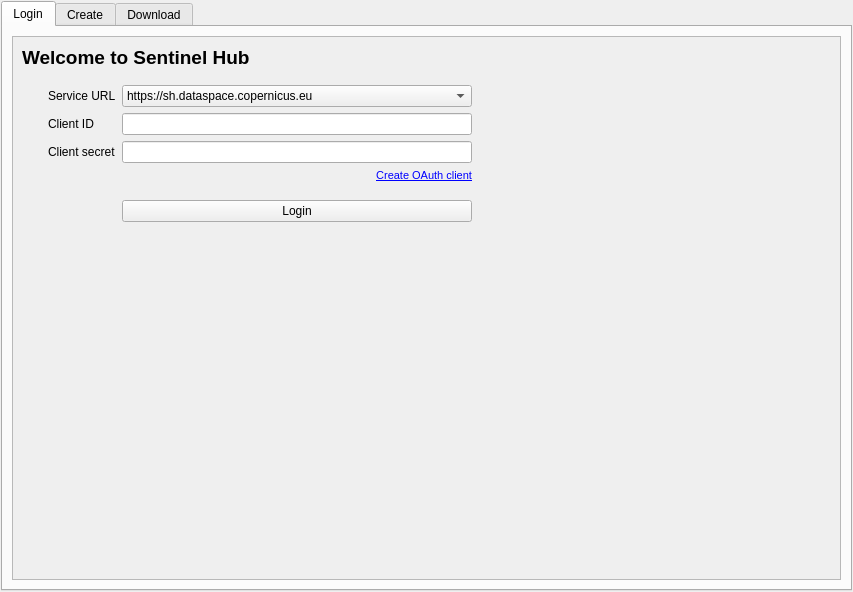
This is SentinelHub/dockwidget.ui in sentinel-hub/sentinelhub-qgis-plugin as Qt 5 draws it before an edit. The edited form follows.
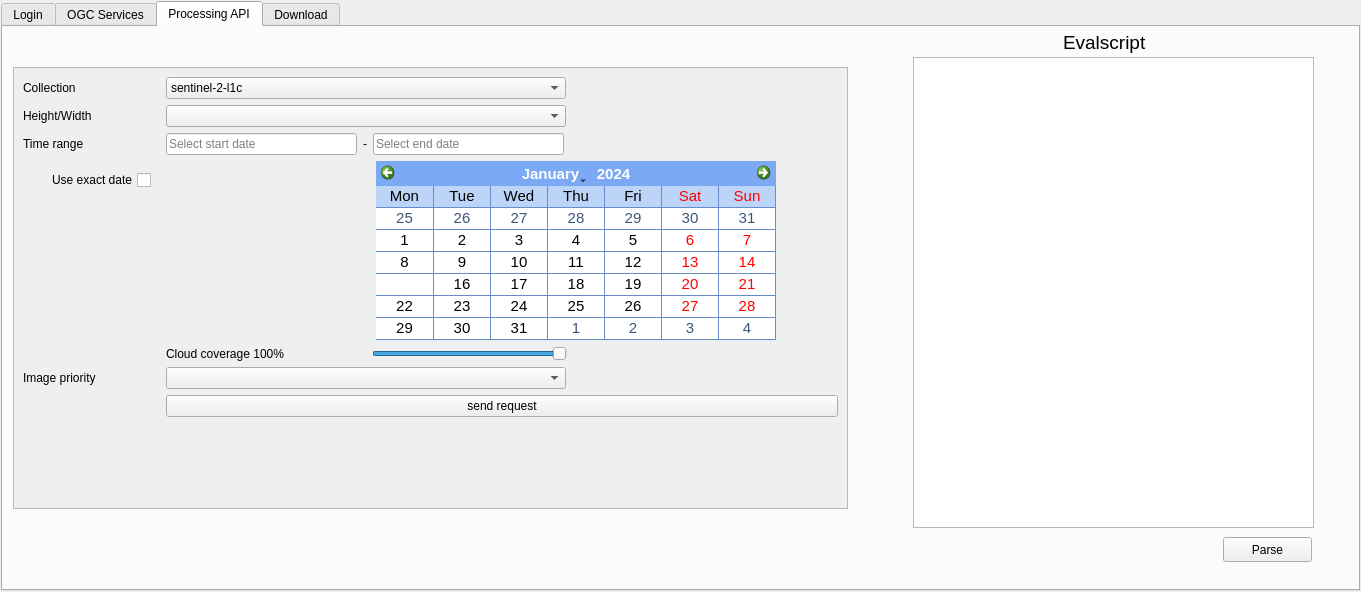
This is the edited form.

Commit message: Add experimental POC for adding processing API to the plugin

The edit to the form file:
```diff
--- a/SentinelHub/dockwidget.ui
+++ b/SentinelHub/dockwidget.ui
@@ -6,7 +6,7 @@
    <rect>
     <x>0</x>
     <y>0</y>
-    <width>853</width>
+    <width>1361</width>
     <height>592</height>
    </rect>
   </property>
@@ -38,7 +38,7 @@
          </sizepolicy>
         </property>
         <property name="currentIndex">
-         <number>0</number>
+         <number>2</number>
         </property>
         <widget class="QWidget" name="loginTab">
          <property name="mouseTracking">
@@ -70,7 +70,7 @@
               <rect>
                <x>0</x>
                <y>0</y>
-               <width>825</width>
+               <width>1333</width>
                <height>518</height>
               </rect>
              </property>
@@ -275,7 +275,7 @@
         </widget>
         <widget class="QWidget" name="createTab">
          <attribute name="title">
-          <string>Create</string>
+          <string>OGC Services</string>
          </attribute>
          <layout class="QGridLayout" name="gridLayout_2">
           <property name="leftMargin">
@@ -1366,6 +1366,977 @@
           </item>
          </layout>
         </widget>
+        <widget class="QWidget" name="tab">
+         <attribute name="title">
+          <string>Processing API</string>
+         </attribute>
+         <widget class="QTextEdit" name="textEdit">
+          <property name="geometry">
+           <rect>
+            <x>910</x>
+            <y>30</y>
+            <width>401</width>
+            <height>471</height>
+           </rect>
+          </property>
+          <property name="html">
+           <string>&lt;!DOCTYPE HTML PUBLIC &quot;-//W3C//DTD HTML 4.0//EN&quot; &quot;http://www.w3.org/TR/REC-html40/strict.dtd&quot;&gt;
+&lt;html&gt;&lt;head&gt;&lt;meta name=&quot;qrichtext&quot; content=&quot;1&quot; /&gt;&lt;style type=&quot;text/css&quot;&gt;
+p, li { white-space: pre-wrap; }
+&lt;/style&gt;&lt;/head&gt;&lt;body style=&quot; font-family:'Ubuntu'; font-size:11pt; font-weight:400; font-style:normal;&quot;&gt;
+&lt;p style=&quot;-qt-paragraph-type:empty; margin-top:0px; margin-bottom:0px; margin-left:0px; margin-right:0px; -qt-block-indent:0; text-indent:0px;&quot;&gt;&lt;br /&gt;&lt;/p&gt;&lt;/body&gt;&lt;/html&gt;</string>
+          </property>
+         </widget>
+         <widget class="QLabel" name="label">
+          <property name="geometry">
+           <rect>
+            <x>1060</x>
+            <y>0</y>
+            <width>101</width>
+            <height>31</height>
+           </rect>
+          </property>
+          <property name="text">
+           <string>&lt;html&gt;&lt;head/&gt;&lt;body&gt;&lt;p&gt;&lt;span style=&quot; font-size:14pt;&quot;&gt;Evalscript&lt;/span&gt;&lt;/p&gt;&lt;/body&gt;&lt;/html&gt;</string>
+          </property>
+         </widget>
+         <widget class="QScrollArea" name="createScrollArea_2">
+          <property name="geometry">
+           <rect>
+            <x>10</x>
+            <y>40</y>
+            <width>835</width>
+            <height>442</height>
+           </rect>
+          </property>
+          <property name="sizePolicy">
+           <sizepolicy hsizetype="Preferred" vsizetype="Preferred">
+            <horstretch>0</horstretch>
+            <verstretch>0</verstretch>
+           </sizepolicy>
+          </property>
+          <property name="verticalScrollBarPolicy">
+           <enum>Qt::ScrollBarAsNeeded</enum>
+          </property>
+          <property name="horizontalScrollBarPolicy">
+           <enum>Qt::ScrollBarAsNeeded</enum>
+          </property>
+          <property name="widgetResizable">
+           <bool>true</bool>
+          </property>
+          <widget class="QWidget" name="scrollAreaWidgetContents_3">
+           <property name="geometry">
+            <rect>
+             <x>0</x>
+             <y>0</y>
+             <width>833</width>
+             <height>440</height>
+            </rect>
+           </property>
+           <layout class="QGridLayout" name="gridLayout_10">
+            <item row="10" column="2">
+             <widget class="QComboBox" name="priorityComboBox_2">
+              <property name="minimumSize">
+               <size>
+                <width>400</width>
+                <height>0</height>
+               </size>
+              </property>
+              <property name="maximumSize">
+               <size>
+                <width>400</width>
+                <height>16777215</height>
+               </size>
+              </property>
+             </widget>
+            </item>
+            <item row="8" column="0">
+             <widget class="QWidget" name="verticalCalendarWidget_2" native="true">
+              <property name="enabled">
+               <bool>true</bool>
+              </property>
+              <property name="minimumSize">
+               <size>
+                <width>137</width>
+                <height>100</height>
+               </size>
+              </property>
+              <property name="baseSize">
+               <size>
+                <width>0</width>
+                <height>0</height>
+               </size>
+              </property>
+              <layout class="QVBoxLayout" name="verticalLayout_2">
+               <item>
+                <widget class="QCheckBox" name="exactDateCheckBox_2">
+                 <property name="layoutDirection">
+                  <enum>Qt::RightToLeft</enum>
+                 </property>
+                 <property name="text">
+                  <string>Use exact date</string>
+                 </property>
+                </widget>
+               </item>
+               <item>
+                <spacer name="verticalCalendarSpacer_2">
+                 <property name="orientation">
+                  <enum>Qt::Vertical</enum>
+                 </property>
+                 <property name="sizeHint" stdset="0">
+                  <size>
+                   <width>20</width>
+                   <height>40</height>
+                  </size>
+                 </property>
+                </spacer>
+               </item>
+              </layout>
+             </widget>
+            </item>
+            <item row="12" column="2">
+             <spacer name="verticalSpacer_3">
+              <property name="orientation">
+               <enum>Qt::Vertical</enum>
+              </property>
+              <property name="sizeHint" stdset="0">
+               <size>
+                <width>20</width>
+                <height>40</height>
+               </size>
+              </property>
+             </spacer>
+            </item>
+            <item row="8" column="2">
+             <layout class="QHBoxLayout" name="horizontalLayout_9">
+              <item>
+               <widget class="QLabel" name="calendarSpacer_2">
+                <property name="minimumSize">
+                 <size>
+                  <width>204</width>
+                  <height>0</height>
+                 </size>
+                </property>
+                <property name="maximumSize">
+                 <size>
+                  <width>204</width>
+                  <height>16777215</height>
+                 </size>
+                </property>
+                <property name="text">
+                 <string/>
+                </property>
+               </widget>
+              </item>
+              <item>
+               <widget class="QCalendarWidget" name="calendarWidget_2">
+                <property name="minimumSize">
+                 <size>
+                  <width>400</width>
+                  <height>0</height>
+                 </size>
+                </property>
+                <property name="maximumSize">
+                 <size>
+                  <width>400</width>
+                  <height>200</height>
+                 </size>
+                </property>
+                <property name="palette">
+                 <palette>
+                  <active>
+                   <colorrole role="WindowText">
+                    <brush brushstyle="SolidPattern">
+                     <color alpha="255">
+                      <red>0</red>
+                      <green>0</green>
+                      <blue>0</blue>
+                     </color>
+                    </brush>
+                   </colorrole>
+                   <colorrole role="Button">
+                    <brush brushstyle="SolidPattern">
+                     <color alpha="255">
+                      <red>123</red>
+                      <green>169</green>
+                      <blue>243</blue>
+                     </color>
+                    </brush>
+                   </colorrole>
+                   <colorrole role="Light">
+                    <brush brushstyle="SolidPattern">
+                     <color alpha="255">
+                      <red>239</red>
+                      <green>245</green>
+                      <blue>255</blue>
+                     </color>
+                    </brush>
+                   </colorrole>
+                   <colorrole role="Midlight">
+                    <brush brushstyle="SolidPattern">
+                     <color alpha="255">
+                      <red>181</red>
+                      <green>207</green>
+                      <blue>249</blue>
+                     </color>
+                    </brush>
+                   </colorrole>
+                   <colorrole role="Dark">
+                    <brush brushstyle="SolidPattern">
+                     <color alpha="255">
+                      <red>61</red>
+                      <green>84</green>
+                      <blue>121</blue>
+                     </color>
+                    </brush>
+                   </colorrole>
+                   <colorrole role="Mid">
+                    <brush brushstyle="SolidPattern">
+                     <color alpha="255">
+                      <red>82</red>
+                      <green>112</green>
+                      <blue>162</blue>
+                     </color>
+                    </brush>
+                   </colorrole>
+                   <colorrole role="Text">
+                    <brush brushstyle="SolidPattern">
+                     <color alpha="255">
+                      <red>0</red>
+                      <green>0</green>
+                      <blue>0</blue>
+                     </color>
+                    </brush>
+                   </colorrole>
+                   <colorrole role="BrightText">
+                    <brush brushstyle="SolidPattern">
+                     <color alpha="255">
+                      <red>255</red>
+                      <green>255</green>
+                      <blue>255</blue>
+                     </color>
+                    </brush>
+                   </colorrole>
+                   <colorrole role="ButtonText">
+                    <brush brushstyle="SolidPattern">
+                     <color alpha="255">
+                      <red>0</red>
+                      <green>0</green>
+                      <blue>0</blue>
+                     </color>
+                    </brush>
+                   </colorrole>
+                   <colorrole role="Base">
+                    <brush brushstyle="SolidPattern">
+                     <color alpha="255">
+                      <red>255</red>
+                      <green>255</green>
+                      <blue>255</blue>
+                     </color>
+                    </brush>
+                   </colorrole>
+                   <colorrole role="Window">
+                    <brush brushstyle="SolidPattern">
+                     <color alpha="255">
+                      <red>123</red>
+                      <green>169</green>
+                      <blue>243</blue>
+                     </color>
+                    </brush>
+                   </colorrole>
+                   <colorrole role="Shadow">
+                    <brush brushstyle="SolidPattern">
+                     <color alpha="255">
+                      <red>0</red>
+                      <green>0</green>
+                      <blue>0</blue>
+                     </color>
+                    </brush>
+                   </colorrole>
+                   <colorrole role="Highlight">
+                    <brush brushstyle="SolidPattern">
+                     <color alpha="0">
+                      <red>181</red>
+                      <green>218</green>
+                      <blue>255</blue>
+                     </color>
+                    </brush>
+                   </colorrole>
+                   <colorrole role="AlternateBase">
+                    <brush brushstyle="SolidPattern">
+                     <color alpha="255">
+                      <red>189</red>
+                      <green>212</green>
+                      <blue>249</blue>
+                     </color>
+                    </brush>
+                   </colorrole>
+                   <colorrole role="ToolTipBase">
+                    <brush brushstyle="SolidPattern">
+                     <color alpha="255">
+                      <red>255</red>
+                      <green>255</green>
+                      <blue>220</blue>
+                     </color>
+                    </brush>
+                   </colorrole>
+                   <colorrole role="ToolTipText">
+                    <brush brushstyle="SolidPattern">
+                     <color alpha="255">
+                      <red>0</red>
+                      <green>0</green>
+                      <blue>0</blue>
+                     </color>
+                    </brush>
+                   </colorrole>
+                   <colorrole role="PlaceholderText">
+                    <brush brushstyle="NoBrush">
+                     <color alpha="128">
+                      <red>0</red>
+                      <green>0</green>
+                      <blue>0</blue>
+                     </color>
+                    </brush>
+                   </colorrole>
+                  </active>
+                  <inactive>
+                   <colorrole role="WindowText">
+                    <brush brushstyle="SolidPattern">
+                     <color alpha="255">
+                      <red>0</red>
+                      <green>0</green>
+                      <blue>0</blue>
+                     </color>
+                    </brush>
+                   </colorrole>
+                   <colorrole role="Button">
+                    <brush brushstyle="SolidPattern">
+                     <color alpha="255">
+                      <red>123</red>
+                      <green>169</green>
+                      <blue>243</blue>
+                     </color>
+                    </brush>
+                   </colorrole>
+                   <colorrole role="Light">
+                    <brush brushstyle="SolidPattern">
+                     <color alpha="255">
+                      <red>239</red>
+                      <green>245</green>
+                      <blue>255</blue>
+                     </color>
+                    </brush>
+                   </colorrole>
+                   <colorrole role="Midlight">
+                    <brush brushstyle="SolidPattern">
+                     <color alpha="255">
+                      <red>181</red>
+                      <green>207</green>
+                      <blue>249</blue>
+                     </color>
+                    </brush>
+                   </colorrole>
+                   <colorrole role="Dark">
+                    <brush brushstyle="SolidPattern">
+                     <color alpha="255">
+                      <red>61</red>
+                      <green>84</green>
+                      <blue>121</blue>
+                     </color>
+                    </brush>
+                   </colorrole>
+                   <colorrole role="Mid">
+                    <brush brushstyle="SolidPattern">
+                     <color alpha="255">
+                      <red>82</red>
+                      <green>112</green>
+                      <blue>162</blue>
+                     </color>
+                    </brush>
+                   </colorrole>
+                   <colorrole role="Text">
+                    <brush brushstyle="SolidPattern">
+                     <color alpha="255">
+                      <red>0</red>
+                      <green>0</green>
+                      <blue>0</blue>
+                     </color>
+                    </brush>
+                   </colorrole>
+                   <colorrole role="BrightText">
+                    <brush brushstyle="SolidPattern">
+                     <color alpha="255">
+                      <red>255</red>
+                      <green>255</green>
+                      <blue>255</blue>
+                     </color>
+                    </brush>
+                   </colorrole>
+                   <colorrole role="ButtonText">
+                    <brush brushstyle="SolidPattern">
+                     <color alpha="255">
+                      <red>0</red>
+                      <green>0</green>
+                      <blue>0</blue>
+                     </color>
+                    </brush>
+                   </colorrole>
+                   <colorrole role="Base">
+                    <brush brushstyle="SolidPattern">
+                     <color alpha="255">
+                      <red>255</red>
+                      <green>255</green>
+                      <blue>255</blue>
+                     </color>
+                    </brush>
+                   </colorrole>
+                   <colorrole role="Window">
+                    <brush brushstyle="SolidPattern">
+                     <color alpha="255">
+                      <red>123</red>
+                      <green>169</green>
+                      <blue>243</blue>
+                     </color>
+                    </brush>
+                   </colorrole>
+                   <colorrole role="Shadow">
+                    <brush brushstyle="SolidPattern">
+                     <color alpha="255">
+                      <red>0</red>
+                      <green>0</green>
+                      <blue>0</blue>
+                     </color>
+                    </brush>
+                   </colorrole>
+                   <colorrole role="Highlight">
+                    <brush brushstyle="SolidPattern">
+                     <color alpha="0">
+                      <red>181</red>
+                      <green>218</green>
+                      <blue>255</blue>
+                     </color>
+                    </brush>
+                   </colorrole>
+                   <colorrole role="AlternateBase">
+                    <brush brushstyle="SolidPattern">
+                     <color alpha="255">
+                      <red>189</red>
+                      <green>212</green>
+                      <blue>249</blue>
+                     </color>
+                    </brush>
+                   </colorrole>
+                   <colorrole role="ToolTipBase">
+                    <brush brushstyle="SolidPattern">
+                     <color alpha="255">
+                      <red>255</red>
+                      <green>255</green>
+                      <blue>220</blue>
+                     </color>
+                    </brush>
+                   </colorrole>
+                   <colorrole role="ToolTipText">
+                    <brush brushstyle="SolidPattern">
+                     <color alpha="255">
+                      <red>0</red>
+                      <green>0</green>
+                      <blue>0</blue>
+                     </color>
+                    </brush>
+                   </colorrole>
+                   <colorrole role="PlaceholderText">
+                    <brush brushstyle="NoBrush">
+                     <color alpha="128">
+                      <red>0</red>
+                      <green>0</green>
+                      <blue>0</blue>
+                     </color>
+                    </brush>
+                   </colorrole>
+                  </inactive>
+                  <disabled>
+                   <colorrole role="WindowText">
+                    <brush brushstyle="SolidPattern">
+                     <color alpha="255">
+                      <red>61</red>
+                      <green>84</green>
+                      <blue>121</blue>
+                     </color>
+                    </brush>
+                   </colorrole>
+                   <colorrole role="Button">
+                    <brush brushstyle="SolidPattern">
+                     <color alpha="255">
+                      <red>123</red>
+                      <green>169</green>
+                      <blue>243</blue>
+                     </color>
+                    </brush>
+                   </colorrole>
+                   <colorrole role="Light">
+                    <brush brushstyle="SolidPattern">
+                     <color alpha="255">
+                      <red>239</red>
+                      <green>245</green>
+                      <blue>255</blue>
+                     </color>
+                    </brush>
+                   </colorrole>
+                   <colorrole role="Midlight">
+                    <brush brushstyle="SolidPattern">
+                     <color alpha="255">
+                      <red>181</red>
+                      <green>207</green>
+                      <blue>249</blue>
+                     </color>
+                    </brush>
+                   </colorrole>
+                   <colorrole role="Dark">
+                    <brush brushstyle="SolidPattern">
+                     <color alpha="255">
+                      <red>61</red>
+                      <green>84</green>
+                      <blue>121</blue>
+                     </color>
+                    </brush>
+                   </colorrole>
+                   <colorrole role="Mid">
+                    <brush brushstyle="SolidPattern">
+                     <color alpha="255">
+                      <red>82</red>
+                      <green>112</green>
+                      <blue>162</blue>
+                     </color>
+                    </brush>
+                   </colorrole>
+                   <colorrole role="Text">
+                    <brush brushstyle="SolidPattern">
+                     <color alpha="255">
+                      <red>61</red>
+                      <green>84</green>
+                      <blue>121</blue>
+                     </color>
+                    </brush>
+                   </colorrole>
+                   <colorrole role="BrightText">
+                    <brush brushstyle="SolidPattern">
+                     <color alpha="255">
+                      <red>255</red>
+                      <green>255</green>
+                      <blue>255</blue>
+                     </color>
+                    </brush>
+                   </colorrole>
+                   <colorrole role="ButtonText">
+                    <brush brushstyle="SolidPattern">
+                     <color alpha="255">
+                      <red>61</red>
+                      <green>84</green>
+                      <blue>121</blue>
+                     </color>
+                    </brush>
+                   </colorrole>
+                   <colorrole role="Base">
+                    <brush brushstyle="SolidPattern">
+                     <color alpha="255">
+                      <red>123</red>
+                      <green>169</green>
+                      <blue>243</blue>
+                     </color>
+                    </brush>
+                   </colorrole>
+                   <colorrole role="Window">
+                    <brush brushstyle="SolidPattern">
+                     <color alpha="255">
+                      <red>123</red>
+                      <green>169</green>
+                      <blue>243</blue>
+                     </color>
+                    </brush>
+                   </colorrole>
+                   <colorrole role="Shadow">
+                    <brush brushstyle="SolidPattern">
+                     <color alpha="255">
+                      <red>0</red>
+                      <green>0</green>
+                      <blue>0</blue>
+                     </color>
+                    </brush>
+                   </colorrole>
+                   <colorrole role="Highlight">
+                    <brush brushstyle="SolidPattern">
+                     <color alpha="255">
+                      <red>212</red>
+                      <green>212</green>
+                      <blue>212</blue>
+                     </color>
+                    </brush>
+                   </colorrole>
+                   <colorrole role="AlternateBase">
+                    <brush brushstyle="SolidPattern">
+                     <color alpha="255">
+                      <red>123</red>
+                      <green>169</green>
+                      <blue>243</blue>
+                     </color>
+                    </brush>
+                   </colorrole>
+                   <colorrole role="ToolTipBase">
+                    <brush brushstyle="SolidPattern">
+                     <color alpha="255">
+                      <red>255</red>
+                      <green>255</green>
+                      <blue>220</blue>
+                     </color>
+                    </brush>
+                   </colorrole>
+                   <colorrole role="ToolTipText">
+                    <brush brushstyle="SolidPattern">
+                     <color alpha="255">
+                      <red>0</red>
+                      <green>0</green>
+                      <blue>0</blue>
+                     </color>
+                    </brush>
+                   </colorrole>
+                   <colorrole role="PlaceholderText">
+                    <brush brushstyle="NoBrush">
+                     <color alpha="128">
+                      <red>0</red>
+                      <green>0</green>
+                      <blue>0</blue>
+                     </color>
+                    </brush>
+                   </colorrole>
+                  </disabled>
+                 </palette>
+                </property>
+                <property name="font">
+                 <font>
+                  <pointsize>11</pointsize>
+                 </font>
+                </property>
+                <property name="cursor">
+                 <cursorShape>ArrowCursor</cursorShape>
+                </property>
+                <property name="focusPolicy">
+                 <enum>Qt::StrongFocus</enum>
+                </property>
+                <property name="layoutDirection">
+                 <enum>Qt::LeftToRight</enum>
+                </property>
+                <property name="autoFillBackground">
+                 <bool>true</bool>
+                </property>
+                <property name="inputMethodHints">
+                 <set>Qt::ImhNone</set>
+                </property>
+                <property name="minimumDate">
+                 <date>
+                  <year>1979</year>
+                  <month>1</month>
+                  <day>1</day>
+                 </date>
+                </property>
+                <property name="gridVisible">
+                 <bool>true</bool>
+                </property>
+                <property name="selectionMode">
+                 <enum>QCalendarWidget::SingleSelection</enum>
+                </property>
+                <property name="horizontalHeaderFormat">
+                 <enum>QCalendarWidget::ShortDayNames</enum>
+                </property>
+                <property name="verticalHeaderFormat">
+                 <enum>QCalendarWidget::NoVerticalHeader</enum>
+                </property>
+                <property name="navigationBarVisible">
+                 <bool>true</bool>
+                </property>
+                <property name="dateEditEnabled">
+                 <bool>true</bool>
+                </property>
+               </widget>
+              </item>
+              <item>
+               <spacer name="horizontalSpacer_4">
+                <property name="orientation">
+                 <enum>Qt::Horizontal</enum>
+                </property>
+                <property name="sizeHint" stdset="0">
+                 <size>
+                  <width>40</width>
+                  <height>0</height>
+                 </size>
+                </property>
+               </spacer>
+              </item>
+             </layout>
+            </item>
+            <item row="7" column="2">
+             <layout class="QHBoxLayout" name="horizontalLayout_4">
+              <item>
+               <widget class="QLineEdit" name="startTimeLineEdit_2">
+                <property name="minimumSize">
+                 <size>
+                  <width>191</width>
+                  <height>0</height>
+                 </size>
+                </property>
+                <property name="maximumSize">
+                 <size>
+                  <width>191</width>
+                  <height>25</height>
+                 </size>
+                </property>
+                <property name="cursor">
+                 <cursorShape>PointingHandCursor</cursorShape>
+                </property>
+                <property name="focusPolicy">
+                 <enum>Qt::ClickFocus</enum>
+                </property>
+                <property name="text">
+                 <string/>
+                </property>
+                <property name="readOnly">
+                 <bool>false</bool>
+                </property>
+                <property name="placeholderText">
+                 <string>Select start date</string>
+                </property>
+                <property name="clearButtonEnabled">
+                 <bool>true</bool>
+                </property>
+               </widget>
+              </item>
+              <item>
+               <widget class="QLabel" name="timeLabel_2">
+                <property name="text">
+                 <string>-</string>
+                </property>
+               </widget>
+              </item>
+              <item>
+               <widget class="QLineEdit" name="endTimeLineEdit_2">
+                <property name="minimumSize">
+                 <size>
+                  <width>191</width>
+                  <height>0</height>
+                 </size>
+                </property>
+                <property name="maximumSize">
+                 <size>
+                  <width>191</width>
+                  <height>25</height>
+                 </size>
+                </property>
+                <property name="cursor">
+                 <cursorShape>PointingHandCursor</cursorShape>
+                </property>
+                <property name="focusPolicy">
+                 <enum>Qt::ClickFocus</enum>
+                </property>
+                <property name="inputMask">
+                 <string/>
+                </property>
+                <property name="text">
+                 <string/>
+                </property>
+                <property name="readOnly">
+                 <bool>false</bool>
+                </property>
+                <property name="placeholderText">
+                 <string>Select end date</string>
+                </property>
+                <property name="clearButtonEnabled">
+                 <bool>true</bool>
+                </property>
+               </widget>
+              </item>
+              <item>
+               <spacer name="horizontalSpacer_6">
+                <property name="orientation">
+                 <enum>Qt::Horizontal</enum>
+                </property>
+                <property name="sizeHint" stdset="0">
+                 <size>
+                  <width>40</width>
+                  <height>0</height>
+                 </size>
+                </property>
+               </spacer>
+              </item>
+             </layout>
+            </item>
+            <item row="9" column="2">
+             <layout class="QHBoxLayout" name="horizontalLayout_5">
+              <item>
+               <widget class="QLabel" name="maxccLabel_2">
+                <property name="minimumSize">
+                 <size>
+                  <width>200</width>
+                  <height>0</height>
+                 </size>
+                </property>
+                <property name="maximumSize">
+                 <size>
+                  <width>200</width>
+                  <height>16777215</height>
+                 </size>
+                </property>
+                <property name="text">
+                 <string>Cloud coverage 100%</string>
+                </property>
+                <property name="indent">
+                 <number>-1</number>
+                </property>
+               </widget>
+              </item>
+              <item>
+               <widget class="QSlider" name="maxccSlider_2">
+                <property name="minimumSize">
+                 <size>
+                  <width>195</width>
+                  <height>0</height>
+                 </size>
+                </property>
+                <property name="maximumSize">
+                 <size>
+                  <width>195</width>
+                  <height>16777215</height>
+                 </size>
+                </property>
+                <property name="maximum">
+                 <number>100</number>
+                </property>
+                <property name="value">
+                 <number>100</number>
+                </property>
+                <property name="sliderPosition">
+                 <number>100</number>
+                </property>
+                <property name="orientation">
+                 <enum>Qt::Horizontal</enum>
+                </property>
+               </widget>
+              </item>
+              <item>
+               <spacer name="maxccSpacer_2">
+                <property name="orientation">
+                 <enum>Qt::Horizontal</enum>
+                </property>
+                <property name="sizeHint" stdset="0">
+                 <size>
+                  <width>40</width>
+                  <height>0</height>
+                 </size>
+                </property>
+               </spacer>
+              </item>
+             </layout>
+            </item>
+            <item row="10" column="0">
+             <widget class="QLabel" name="priorityLabel_2">
+              <property name="text">
+               <string>Image priority</string>
+              </property>
+             </widget>
+            </item>
+            <item row="7" column="0">
+             <widget class="QLabel" name="timeRangeLabel_2">
+              <property name="text">
+               <string>Time range</string>
+              </property>
+             </widget>
+            </item>
+            <item row="4" column="0">
+             <widget class="QLabel" name="serviceTypeLabel_2">
+              <property name="text">
+               <string>Collection</string>
+              </property>
+             </widget>
+            </item>
+            <item row="4" column="2">
+             <widget class="QComboBox" name="serviceTypeComboBox_2">
+              <property name="minimumSize">
+               <size>
+                <width>400</width>
+                <height>0</height>
+               </size>
+              </property>
+              <property name="maximumSize">
+               <size>
+                <width>400</width>
+                <height>16777215</height>
+               </size>
+              </property>
+              <property name="editable">
+               <bool>false</bool>
+              </property>
+              <item>
+               <property name="text">
+                <string>sentinel-2-l1c</string>
+               </property>
+              </item>
+              <item>
+               <property name="text">
+                <string>sentinel-2-l2a</string>
+               </property>
+              </item>
+              <item>
+               <property name="text">
+                <string>landsat-ot-l1</string>
+               </property>
+              </item>
+             </widget>
+            </item>
+            <item row="5" column="0">
+             <widget class="QLabel" name="crsLabel_2">
+              <property name="text">
+               <string>Height/Width</string>
+              </property>
+             </widget>
+            </item>
+            <item row="5" column="2">
+             <widget class="QComboBox" name="crsComboBox_2">
+              <property name="minimumSize">
+               <size>
+                <width>400</width>
+                <height>0</height>
+               </size>
+              </property>
+              <property name="maximumSize">
+               <size>
+                <width>400</width>
+                <height>16777215</height>
+               </size>
+              </property>
+             </widget>
+            </item>
+            <item row="11" column="2">
+             <widget class="QPushButton" name="sendRequestButton">
+              <property name="text">
+               <string>send request</string>
+              </property>
+             </widget>
+            </item>
+           </layout>
+          </widget>
+         </widget>
+         <widget class="QPushButton" name="pushButton">
+          <property name="geometry">
+           <rect>
+            <x>1220</x>
+            <y>510</y>
+            <width>89</width>
+            <height>25</height>
+           </rect>
+          </property>
+          <property name="text">
+           <string>Parse</string>
+          </property>
+         </widget>
+        </widget>
         <widget class="QWidget" name="downloadTab">
          <attribute name="title">
           <string>Download</string>
```
Left out of the diff: 8 changed lines with no effect on the pictures. The commit also changes 5 other files.
